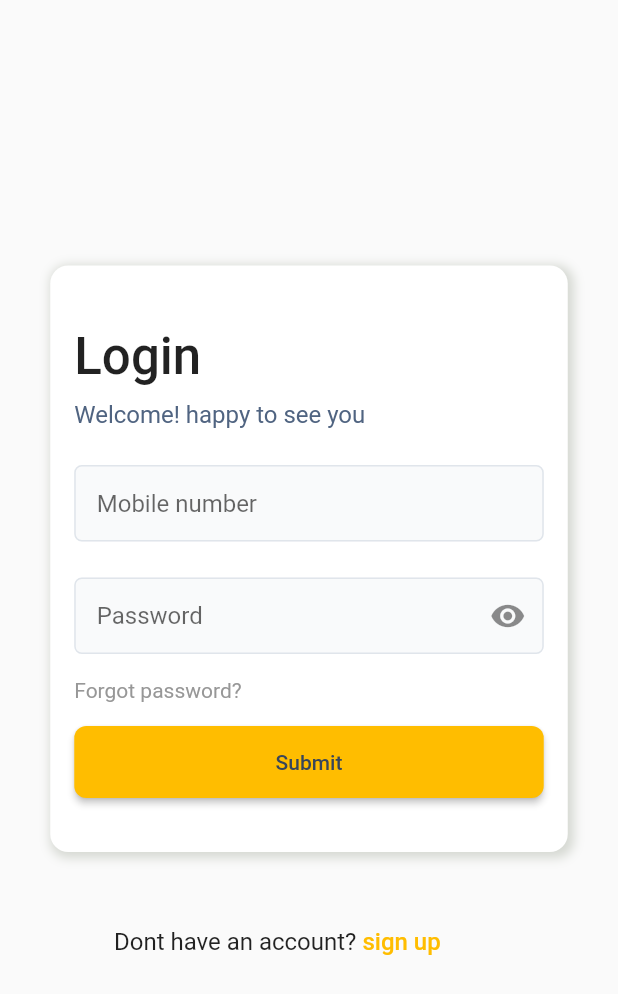
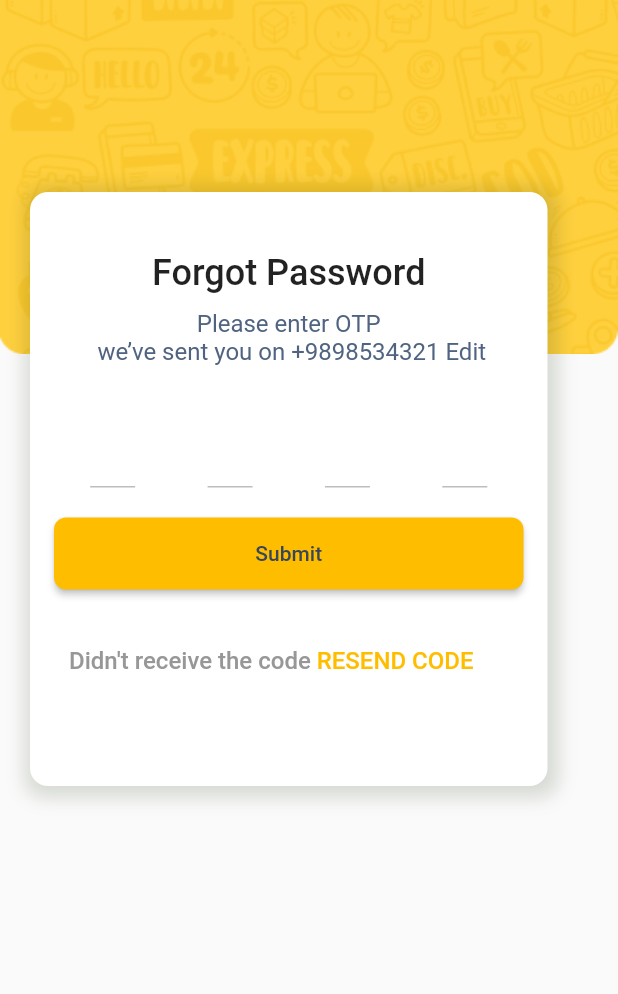
Before and after one commit to nadiraziz/fooddeliveryapp, a Flutter app: the screen it shows after launch, after a tap on "Forgot password?", on a phone screen of 412 x 824 dp. Shown: the top 994 px of the screen. Run offline on Flutter 3.47's test engine with Material 2 defaults, Android fonts, the phone set to English and light mode, and no system bars; drawn by our look-alikes of otp_text_field; our stand-ins replace google_fonts.

Commit message:
forgot password ui done

```diff
--- a/lib/main.dart
+++ b/lib/main.dart
@@ -1,5 +1,7 @@
 import 'package:flutter/material.dart';
+import 'package:fooddelivery/screens/authentication/forgot_password.dart';
 import 'package:fooddelivery/screens/authentication/login_page.dart';
+import 'package:google_fonts/google_fonts.dart';
 
 void main() {
   runApp(MyApp());
@@ -10,20 +12,18 @@ class MyApp extends StatelessWidget {
   @override
   Widget build(BuildContext context) {
     return MaterialApp(
-      title: 'Flutter Demo',
+      debugShowCheckedModeBanner: false,
+      themeMode: ThemeMode.light,
       theme: ThemeData(
-        // This is the theme of your application.
-        //
-        // Try running your application with "flutter run". You'll see the
-        // application has a blue toolbar. Then, without quitting the app, try
-        // changing the primarySwatch below to Colors.green and then invoke
-        // "hot reload" (press "r" in the console where you ran "flutter run",
-        // or simply save your changes to "hot reload" in a Flutter IDE).
-        // Notice that the counter didn't reset back to zero; the application
-        // is not restarted.
-        primarySwatch: Colors.blue,
-      ),
-      home: LoginPage(),
+          accentColor: Color(0xFFFFBD00),
+          primaryTextTheme: GoogleFonts.robotoTextTheme()),
+      darkTheme: ThemeData(
+          brightness: Brightness.dark) ,
+      initialRoute: LoginPage.id,
+      routes: {
+        LoginPage.id: (context) => LoginPage(),
+        ForgotPass.id: (context) => ForgotPass(),
+      },
     );
   }
 }
--- a/lib/screens/authentication/forgot_password.dart
+++ b/lib/screens/authentication/forgot_password.dart
@@ -1,26 +1,33 @@
 import 'dart:ui';
 
 import 'package:flutter/material.dart';
+import 'package:otp_text_field/otp_field.dart';
+import 'package:otp_text_field/style.dart';
 
 
 
-class LoginPage extends StatefulWidget {
-  const LoginPage({Key? key}) : super(key: key);
-
+class ForgotPass extends StatefulWidget {
+  const ForgotPass({Key? key}) : super(key: key);
+  static String id = 'forgot_page';
   @override
-  _LoginPageState createState() => _LoginPageState();
+  _ForgotPassState createState() => _ForgotPassState();
 }
 
-class _LoginPageState extends State<LoginPage> {
+class _ForgotPassState extends State<ForgotPass> {
   @override
   Widget build(BuildContext context) {
     return Scaffold(
-      body: Column(
-        mainAxisAlignment: MainAxisAlignment.center,
+      body: Stack(
         children: [
           Container(
+            alignment: Alignment.topCenter,
+            child: Image.asset("assets/images/login_wallpapper.png", fit: BoxFit.fill,scale: 0.9),
+          ),
+          Positioned(
+            top: 108,
+            child: Container(
               width: 345,
-            height: 391,
+              height: 396,
               margin: EdgeInsets.all(20.0),
               decoration: BoxDecoration(
                 borderRadius: BorderRadius.circular(12),
@@ -32,71 +39,51 @@ class _LoginPageState extends State<LoginPage> {
                       2.0,
                       2.0,
                     ),
-                  blurRadius: 5.0,
-                  spreadRadius: 2.0,
+                    blurRadius: 10.0,
+                    spreadRadius: 5.0,
                   ),
                 ],
               ),
               child: Padding(
                 padding: const EdgeInsets.symmetric(horizontal: 16.0),
                 child: Column(
+
                   crossAxisAlignment: CrossAxisAlignment.start,
+                  children: [
+                    Column(
+                      mainAxisAlignment: MainAxisAlignment.center,
                       children: [
                         Padding(
                           padding: const EdgeInsets.only(top: 40.0),
-                    child: Text('Forgot password', style: TextStyle(fontWeight: FontWeight.w500, fontSize: 34)),
+                          child: Text('Forgot Password',style: TextStyle(fontWeight: FontWeight.w500, fontSize: 24)),
                         ),
                         Padding(
                           padding: const EdgeInsets.only(top: 10.0),
-                    child: Text("Please enter OTP we’ve sent you on +9898534321 Edit", style: TextStyle(fontWeight: FontWeight.w400, fontSize: 16,color: Color(0xFF506481))),
+                          child: Center(child: Text('Please enter OTP\n we\’ve sent you on +9898534321 Edit', textAlign: TextAlign.center, style: TextStyle(fontWeight: FontWeight.w400, fontSize: 16,color: Color(0xFF506481)))),
+                        ),
+                      ],
                     ),
                     Padding(
                       padding: const EdgeInsets.only(top: 24.0),
-                    child: TextFormField(
-                      // onChanged: (val) => {
-                      //   setState(() => email = val)
-                      // },
-                      // validator: (val) => val!.isEmpty ? 'Enter a Email': null,
-
-                      decoration: InputDecoration(
-                        hintText: "Mobile number",
-                        border: OutlineInputBorder(),
-                        filled: true,
-                        fillColor: Color.fromRGBO(239, 242, 245, 0.4),
-                        contentPadding: EdgeInsets.symmetric(vertical: 16.0, horizontal: 15),
-                        enabledBorder: OutlineInputBorder(borderRadius:BorderRadius.circular(5.0),
-                            borderSide: BorderSide(color: Color(0xFFE0E5EB))),
+                      child: OTPTextField(
+                        length: 4,
+                        width: MediaQuery.of(context).size.width,
+                        fieldWidth: 30,
+                        style: TextStyle(
+                            fontSize: 35,
+                          color: Colors.black
                         ),
+                        textFieldAlignment: MainAxisAlignment.spaceAround,
+                        fieldStyle: FieldStyle.underline,
+                        onCompleted: (pin) {
+                          print("Completed: " + pin);
+                        },
                       ),
                     ),
                     Padding(
-                    padding: const EdgeInsets.only(top: 24.0),
-                    child: TextFormField(
-                      // onChanged: (val) => {
-                      //   setState(() => email = val)
-                      // },
-                      // validator: (val) => val!.isEmpty ? 'Enter a Email': null,
-                        decoration: InputDecoration(
-                          hintText: "Password",
-                          suffixIcon: Icon(Icons.visibility),
-                          border: OutlineInputBorder(),
-                          filled: true,
-                          fillColor: Color.fromRGBO(239, 242, 245, 0.4),
-                          contentPadding: EdgeInsets.symmetric(vertical: 16.0, horizontal: 15),
-                          enabledBorder: OutlineInputBorder(borderRadius:BorderRadius.circular(5.0),
-                              borderSide: BorderSide(color: Color(0xFFE0E5EB))),
+                      padding: const EdgeInsets.only(top: 20.0,bottom: 30.0),
+                      child: Container(
 
-
-                        )
-                    ),
-                  ),
-                  Padding(
-                    padding: const EdgeInsets.only(top: 16.0),
-                    child: Text('Forgot password?', style: TextStyle(fontWeight: FontWeight.w400, fontSize: 14,color: Color(0xFF979797))),
-                  ),
-                  Padding(
-                    padding: const EdgeInsets.only(top: 16.0, bottom: 20.0),
-                    child: Container(
                         width: double.infinity,
                         child: ElevatedButton(
                           onPressed: (){},
@@ -115,25 +102,29 @@ class _LoginPageState extends State<LoginPage> {
                             child: Text('Submit', style: TextStyle(color: Color(0xFF38465A),fontWeight: FontWeight.w500),),
                           ),
                         ),
+
                       ),
                     ),
-                ],
-              ),
-            ),
-          ),
-          Container(
-            child: Padding(
-              padding: const EdgeInsets.symmetric(vertical: 30, horizontal: 76),
+                    Padding(
+                      padding: const EdgeInsets.only(top: 8.0, left: 10.0),
+                      child: Container(
+                        alignment: Alignment.center,
                         child: Row(
                           children: [
-                  Text('Dont have an account?', style: TextStyle(fontSize: 16.0, fontWeight: FontWeight.w400),),
-                  Text(' sign up', style: TextStyle(fontSize: 16.0, fontWeight: FontWeight.w500, color: Color(0xFFFFBD00)),),
+                            Text('Didn\'t receive the code', style: TextStyle(fontSize: 16.0, fontWeight: FontWeight.w500, color: Color(0xFF979797)),),
+                            Text(' RESEND CODE', style: TextStyle(fontSize: 16.0, fontWeight: FontWeight.w500, color: Color(0xFFFFBD00)),),
                           ],
                         ),
                       ),
                     )
                   ],
                 ),
+              ),
+            ),
+          ),
+
+        ],
+      ),
     );
   }
 }
--- a/lib/screens/authentication/login_page.dart
+++ b/lib/screens/authentication/login_page.dart
@@ -1,12 +1,13 @@
 import 'dart:ui';
 
 import 'package:flutter/material.dart';
+import 'package:fooddelivery/screens/authentication/forgot_password.dart';
 
 
 
 class LoginPage extends StatefulWidget {
   const LoginPage({Key? key}) : super(key: key);
-
+  static String id = 'login_page';
   @override
   _LoginPageState createState() => _LoginPageState();
 }
@@ -15,10 +16,15 @@ class _LoginPageState extends State<LoginPage> {
   @override
   Widget build(BuildContext context) {
     return Scaffold(
-      body: Column(
-        mainAxisAlignment: MainAxisAlignment.center,
+      body: Stack(
         children: [
           Container(
+            alignment: Alignment.topCenter,
+            child: Image.asset("assets/images/login_wallpapper.png", fit: BoxFit.fill,scale: 0.9),
+          ),
+          Positioned(
+            top: 108,
+            child: Container(
               width: 345,
               height: 391,
               margin: EdgeInsets.all(20.0),
@@ -32,8 +38,8 @@ class _LoginPageState extends State<LoginPage> {
                       2.0,
                       2.0,
                     ),
-                  blurRadius: 5.0,
-                  spreadRadius: 2.0,
+                    blurRadius: 10.0,
+                    spreadRadius: 5.0,
                   ),
                 ],
               ),
@@ -57,7 +63,6 @@ class _LoginPageState extends State<LoginPage> {
                         //   setState(() => email = val)
                         // },
                         // validator: (val) => val!.isEmpty ? 'Enter a Email': null,
-
                         decoration: InputDecoration(
                           hintText: "Mobile number",
                           border: OutlineInputBorder(),
@@ -91,7 +96,9 @@ class _LoginPageState extends State<LoginPage> {
                         ),
                       ),
                     Container(
-                    child: MaterialButton(onPressed: () {  },
+                      child: MaterialButton(onPressed: () {
+                        Navigator.pushNamed(context, ForgotPass.id);
+                      },
                         padding: EdgeInsets.symmetric(vertical: 16),
                         enableFeedback: false,
                         child: Text('Forgot password?',style: TextStyle(fontWeight: FontWeight.w400, fontSize: 14,color: Color(0xFF979797))),
@@ -100,6 +107,7 @@ class _LoginPageState extends State<LoginPage> {
                     Padding(
                       padding: const EdgeInsets.only(bottom: 20.0),
                       child: Container(
+
                         width: double.infinity,
                         child: ElevatedButton(
                             onPressed: (){},
@@ -124,14 +132,19 @@ class _LoginPageState extends State<LoginPage> {
                 ),
               ),
               ),
-          Container(
+          ),
+          Positioned(
+            bottom: 100.0,
+            child: Container(
+              alignment: Alignment.bottomCenter,
               child: Padding(
                 padding: const EdgeInsets.symmetric(vertical: 30, horizontal: 76),
                 child: Row(
                   children: [
-                  Text('Dont have an account?', style: TextStyle(fontSize: 16.0, fontWeight: FontWeight.w400),),
+                    Text('Dont have an account?', style: TextStyle(fontSize: 16.0, fontWeight: FontWeight.w500),),
                     Text(' sign up', style: TextStyle(fontSize: 16.0, fontWeight: FontWeight.w500, color: Color(0xFFFFBD00)),),
                   ],
+                ),
               ),
             ),
           )
--- a/pubspec.yaml
+++ b/pubspec.yaml
@@ -17,6 +17,7 @@ dependencies:
 
   cupertino_icons: ^1.0.2
   google_fonts: ^2.1.0
+  otp_text_field: ^1.1.1
 
 dev_dependencies:
   flutter_test:
@@ -27,5 +28,5 @@ flutter:
   uses-material-design: true
 
 # To add assets to your application, add an assets section, like this:
-#  assets:
-#   - assets/images
+  assets:
+    - assets/images/
```
Also changed, not shown: assets/images/login_wallpapper.png (added), pubspec.lock. Lines whose indentation alone changed are shown as unchanged.
